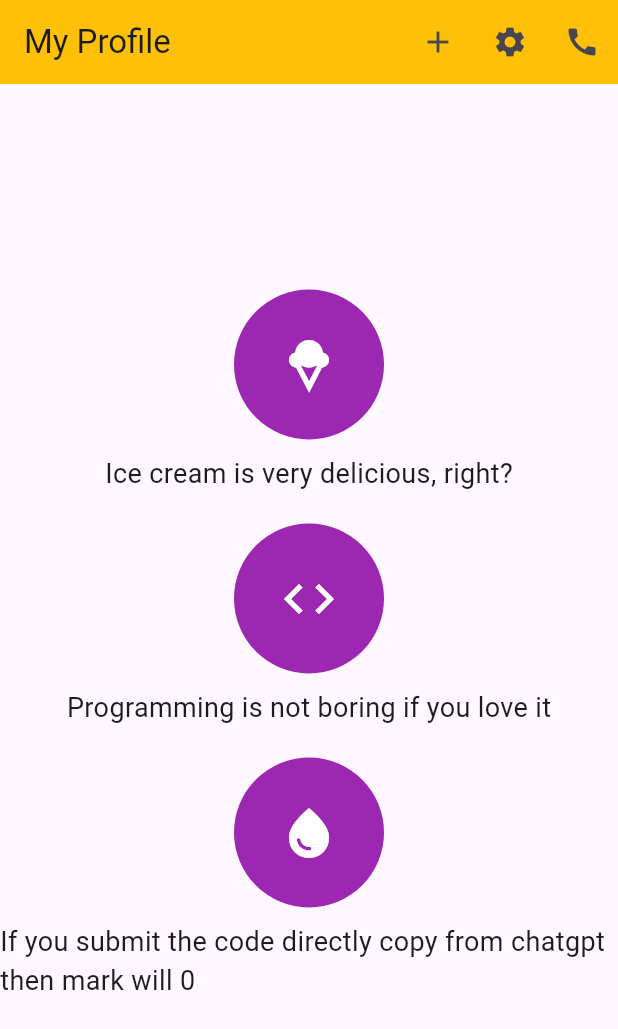
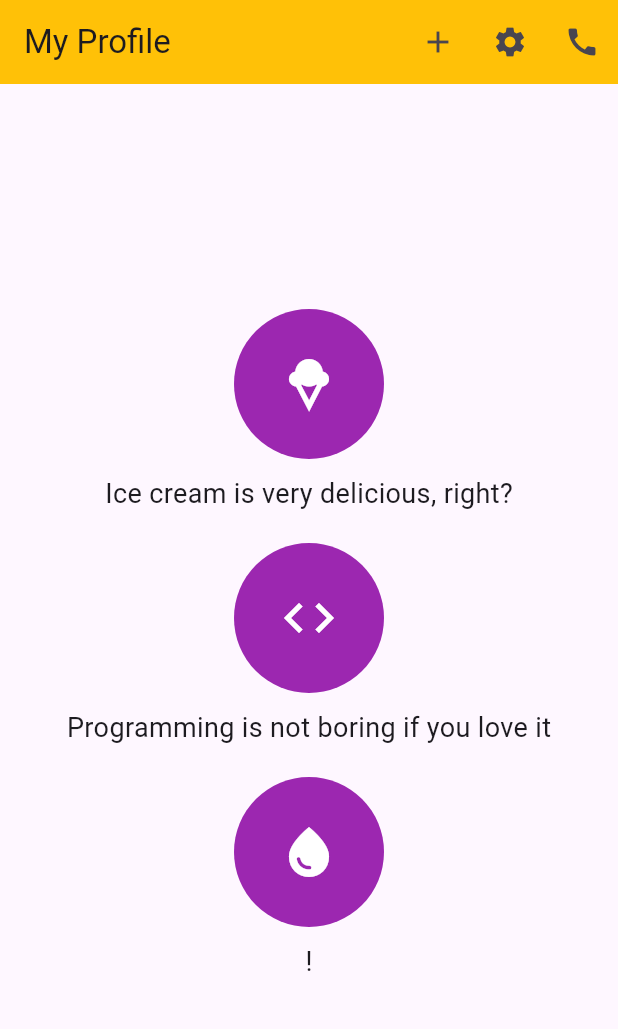
Before and after one commit to Antu-Rozario/-exam_week_2_assignment, a Flutter app: the screen it shows after launch, on a phone screen of 412 x 824 dp. Shown: the top 1029 px of the screen. Run offline on Flutter 3.47's test engine with Material 3 defaults, Android fonts, the phone set to English and light mode, and no system bars.

Commit message:
Update main.dart

```diff
--- a/lib/main.dart
+++ b/lib/main.dart
@@ -75,7 +75,7 @@ class MyApp extends StatelessWidget {
               ),
               const SizedBox(height: 10),
               const Text(
-                'If you submit the code directly copy from chatgpt then mark will 0',
+                '!',
                 style: TextStyle(fontSize: 18),
               ),
               const SizedBox(height: 20),
```
